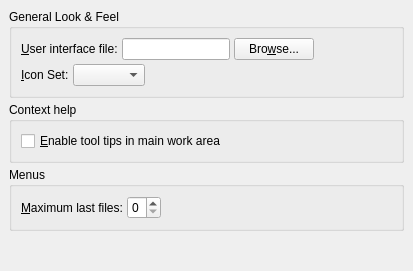
Above: src/frontends/qt4/ui/PrefUi.ui from cburschka/lyx before the change. Below: the same form after it.
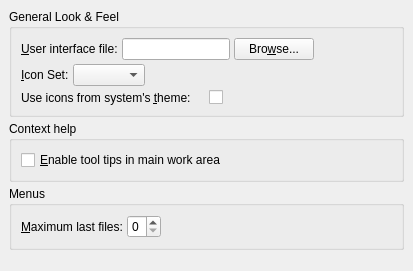
That is the form after the change.

Commit message:
Make the use of system's theme icons configurable
A lyxrc variable is added and a checkbox is added to the LyX->preferences
dialog.

What changed in the file:
```diff
--- a/src/frontends/qt4/ui/PrefUi.ui
+++ b/src/frontends/qt4/ui/PrefUi.ui
@@ -100,6 +100,23 @@
         </item>
        </layout>
       </item>
+      <item row="2" column="0">
+       <layout class="QHBoxLayout" name="horizontalLayout_4">
+        <item>
+         <widget class="QLabel" name="themeIconsLA">
+          <property name="text" >
+           <string>Use icons from system's &amp;theme:</string>
+          </property>
+          <property name="buddy" >
+           <cstring>useSystemThemeIconsCB</cstring>
+          </property>
+         </widget>
+        </item>
+        <item>
+         <widget class="QCheckBox" name="useSystemThemeIconsCB"/>
+        </item>
+       </layout>
+      </item>
      </layout>
     </widget>
    </item>
```
Left out of the diff: 1 changed line with no effect on the pictures. The commit also changes 5 other files.
